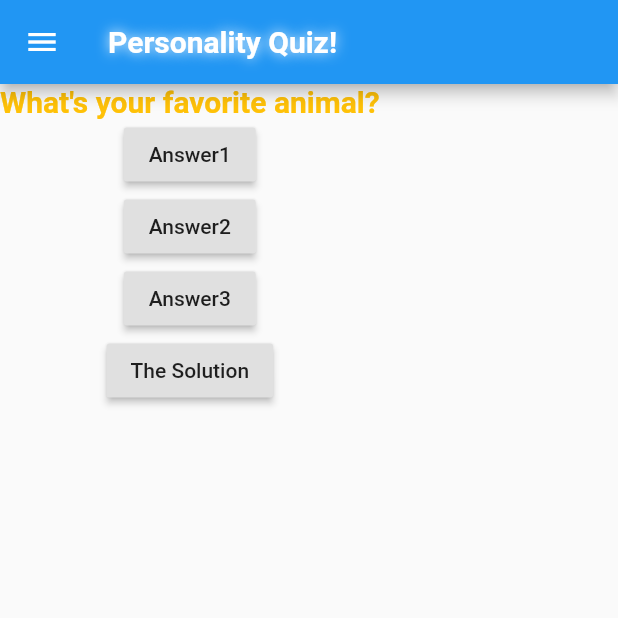
After one commit to abdelazizSalah/personality_judge_app, a Flutter app: the PersonalityTest screen opened directly, after a tap on "The Solution", on a phone screen of 412 x 824 dp, the top half of it. The commit adds this screen. Run offline on Flutter 3.47's test engine with Material 2 defaults, Android fonts, the light colour scheme and no system bars.

Commit message:
Rebuilding the same app as a revision

```diff
--- /dev/null
+++ b/lib/Practice.dart
@@ -0,0 +1,76 @@
+import 'package:flutter/material.dart';
+import 'package:personality_judge_app/main.dart';
+
+void main() {
+  runApp(PersonalityJudge());
+}
+
+/**
+ * The Material App must exists to call the scafold widget :D
+ */
+class PersonalityJudge extends StatelessWidget {
+  @override
+  Widget build(BuildContext content) {
+    return MaterialApp(
+      home: PersonalityTest(),
+    );
+  }
+}
+
+class PersonalityTest extends StatefulWidget {
+  @override
+  State<StatefulWidget> createState() {
+    return myApp();
+  }
+}
+
+class myApp extends State<PersonalityTest> {
+  List<String> Questions = [
+    "What's your favorite color?",
+    "What's your favorite animal?"
+  ];
+  int questionCounter = 0;
+  int res = 0;
+  void Ans1PressedKey() => res++;
+  void Ans2PressedKey() => res += 2;
+  void Ans3PressedKey() => res += 3;
+  void SolutionPressedKey() {
+    setState(() {
+      questionCounter = (questionCounter + 1) % 2;
+    });
+  }
+
+  @override
+  Widget build(BuildContext context) {
+    return Scaffold(
+      appBar: AppBar(
+        title: Text(
+          "Personality Quiz!",
+          style: TextStyle(
+              color: Colors.white,
+              shadows: [
+                Shadow(
+                  color: Colors.white,
+                  blurRadius: 10,
+                ),
+              ],
+              fontSize: 20,
+              fontWeight: FontWeight.bold),
+        ),
+      ),
+      drawer: Drawer(),
+      body: Column(children: [
+        Text(
+          Questions[questionCounter],
+          style: TextStyle(
+              fontSize: 20, fontWeight: FontWeight.bold, color: Colors.amber),
+        ),
+        RaisedButton(child: Text("Answer1"), onPressed: Ans1PressedKey),
+        RaisedButton(child: Text("Answer2"), onPressed: Ans2PressedKey),
+        RaisedButton(child: Text("Answer3"), onPressed: Ans3PressedKey),
+        RaisedButton(
+            child: Text("The Solution"), onPressed: SolutionPressedKey),
+      ]),
+    );
+  }
+}
--- a/lib/main.dart
+++ b/lib/main.dart
@@ -16,11 +16,7 @@ class PersonalityJudge extends StatelessWidget {
 class QuizClass extends StatefulWidget {
   @override
   State<StatefulWidget> createState() {
-    // TODO: implement createState
-
-    //this is how we also connnect the two widgets together :D
     return HomePage();
-    // this function must return state widget
   }
 }
 
```
